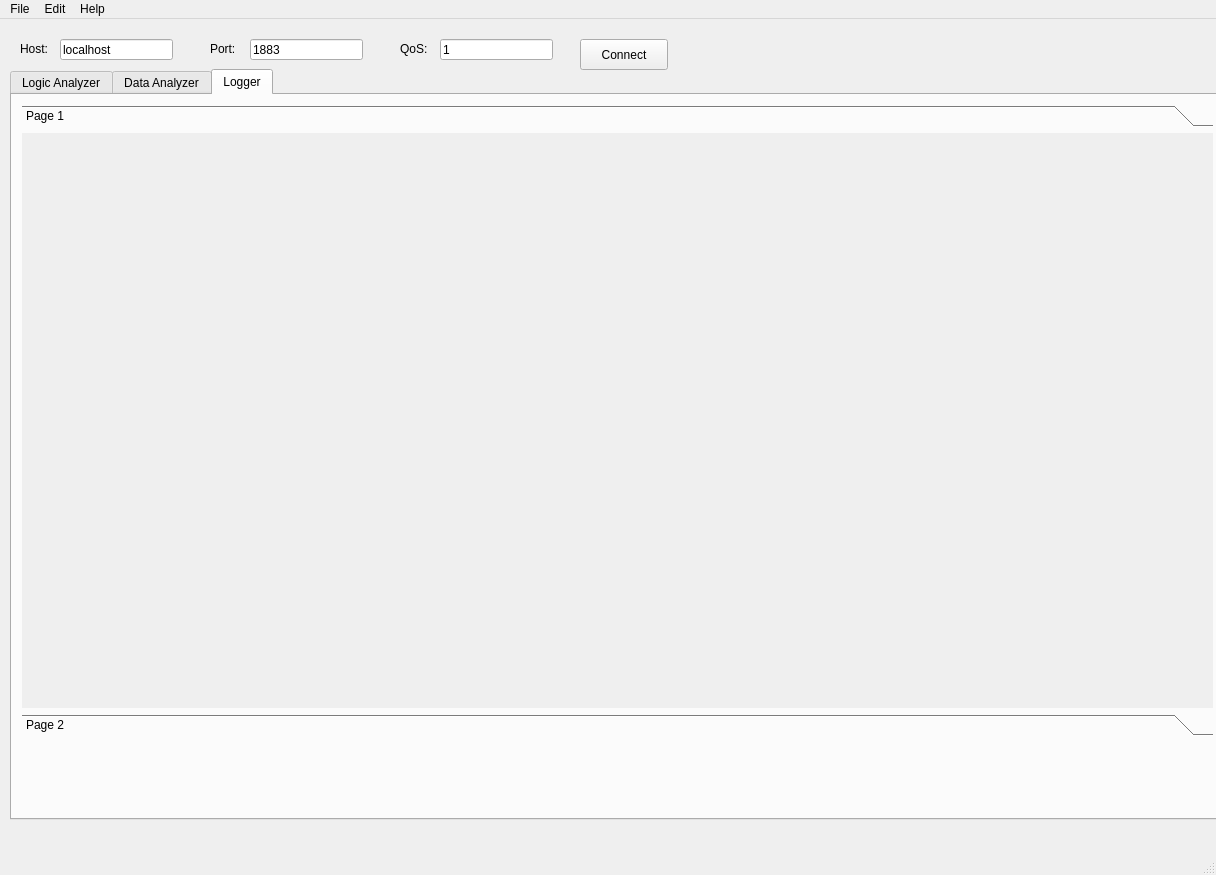
Old version of the form src/Interpreter/Visu/EmbSysVisu.ui in the repository asbr90/EmbSysTesting-Tool.
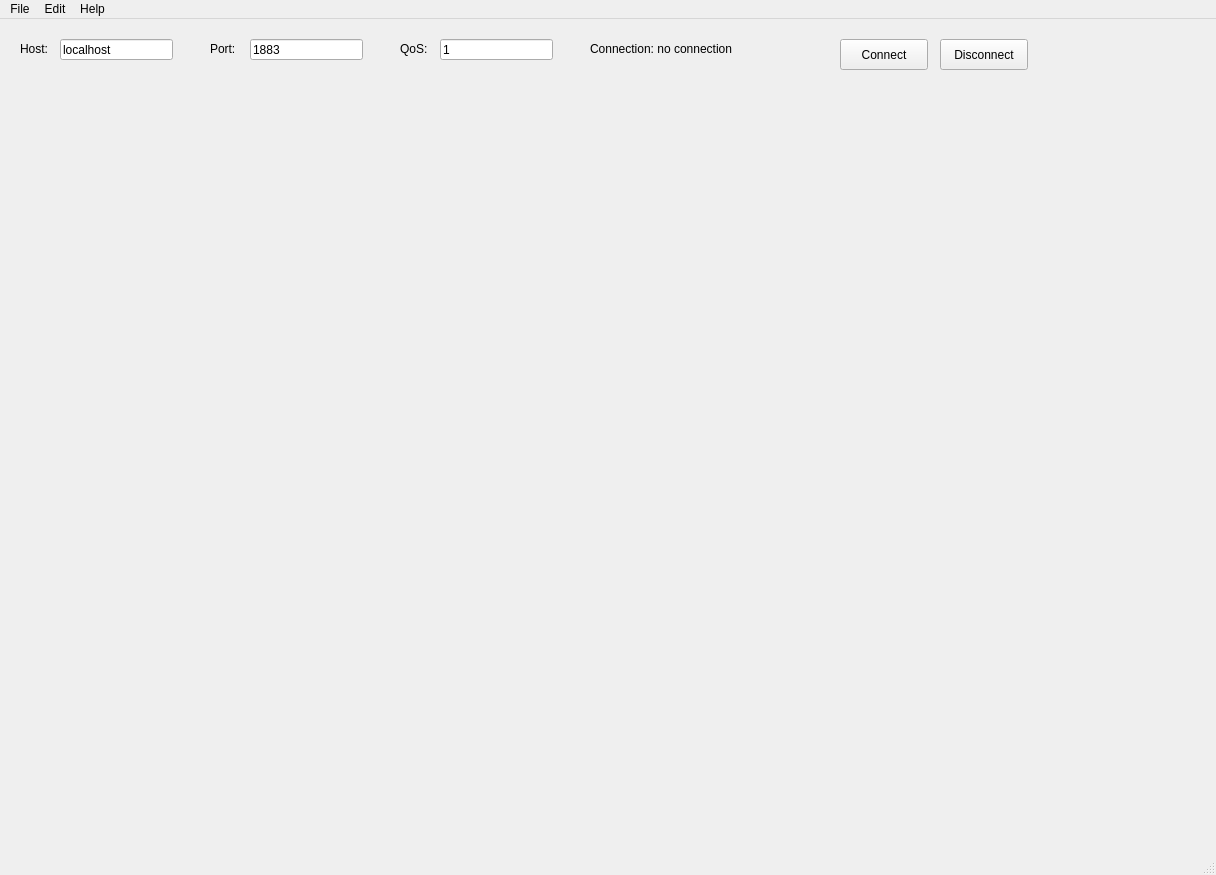
New version of the form. The open tabs and pages were chosen to show the change. Custom widgets are drawn as their Qt base class.

Diff of the .ui file:
```diff
--- a/src/Interpreter/Visu/EmbSysVisu.ui
+++ b/src/Interpreter/Visu/EmbSysVisu.ui
@@ -17,124 +17,6 @@
    <string>EmbSysVisu</string>
   </property>
   <widget class="QWidget" name="centralwidget">
-   <widget class="QTabWidget" name="tabWidget">
-    <property name="geometry">
-     <rect>
-      <x>10</x>
-      <y>50</y>
-      <width>1211</width>
-      <height>751</height>
-     </rect>
-    </property>
-    <property name="sizePolicy">
-     <sizepolicy hsizetype="Expanding" vsizetype="Ignored">
-      <horstretch>0</horstretch>
-      <verstretch>0</verstretch>
-     </sizepolicy>
-    </property>
-    <property name="currentIndex">
-     <number>0</number>
-    </property>
-    <widget class="QWidget" name="logicAnalyzer">
-     <attribute name="title">
-      <string>Logic Analyzer</string>
-     </attribute>
-     <widget class="QWidget" name="verticalLayoutWidget">
-      <property name="geometry">
-       <rect>
-        <x>9</x>
-        <y>9</y>
-        <width>1181</width>
-        <height>691</height>
-       </rect>
-      </property>
-      <layout class="QVBoxLayout" name="verticalLayout">
-       <item>
-        <layout class="QHBoxLayout" name="horizontalLayout">
-         <item>
-          <widget class="QwtPlot" name="qwtPlot">
-           <widget class="QLabel" name="label">
-            <property name="geometry">
-             <rect>
-              <x>0</x>
-              <y>0</y>
-              <width>586</width>
-              <height>687</height>
-             </rect>
-            </property>
-            <property name="text">
-             <string>Channel:</string>
-            </property>
-           </widget>
-          </widget>
-         </item>
-        </layout>
-       </item>
-      </layout>
-     </widget>
-    </widget>
-    <widget class="QWidget" name="dataAnalyzer">
-     <attribute name="title">
-      <string>Data Analyzer</string>
-     </attribute>
-    </widget>
-    <widget class="QWidget" name="datalogger">
-     <attribute name="title">
-      <string>Logger</string>
-     </attribute>
-     <widget class="QWidget" name="horizontalLayoutWidget">
-      <property name="geometry">
-       <rect>
-        <x>10</x>
-        <y>10</y>
-        <width>1191</width>
-        <height>631</height>
-       </rect>
-      </property>
-      <layout class="QHBoxLayout" name="horizontalLayout_2">
-       <item>
-        <widget class="QToolBox" name="toolBox">
-         <property name="enabled">
-          <bool>true</bool>
-         </property>
-         <property name="currentIndex">
-          <number>1</number>
-         </property>
-         <widget class="QWidget" name="page">
-          <property name="enabled">
-           <bool>false</bool>
-          </property>
-          <property name="geometry">
-           <rect>
-            <x>0</x>
-            <y>0</y>
-            <width>100</width>
-            <height>30</height>
-           </rect>
-          </property>
-          <attribute name="label">
-           <string>Page 1</string>
-          </attribute>
-         </widget>
-         <widget class="QWidget" name="page_2">
-          <property name="geometry">
-           <rect>
-            <x>0</x>
-            <y>0</y>
-            <width>1189</width>
-            <height>571</height>
-           </rect>
-          </property>
-          <attribute name="label">
-           <string>Page 2</string>
-          </attribute>
-         </widget>
-        </widget>
-       </item>
-      </layout>
-     </widget>
-    </widget>
-   </widget>
    <widget class="QLabel" name="label_2">
     <property name="geometry">
      <rect>
@@ -216,7 +98,7 @@
    <widget class="QPushButton" name="connectBtn">
     <property name="geometry">
      <rect>
-      <x>580</x>
+      <x>840</x>
       <y>20</y>
       <width>88</width>
       <height>31</height>
@@ -226,6 +108,32 @@
      <string>Connect</string>
     </property>
    </widget>
+   <widget class="QPushButton" name="disconnectBtn">
+    <property name="geometry">
+     <rect>
+      <x>940</x>
+      <y>20</y>
+      <width>88</width>
+      <height>31</height>
+     </rect>
+    </property>
+    <property name="text">
+     <string>Disconnect</string>
+    </property>
+   </widget>
+   <widget class="QLabel" name="ConnectionState">
+    <property name="geometry">
+     <rect>
+      <x>590</x>
+      <y>20</y>
+      <width>161</width>
+      <height>20</height>
+     </rect>
+    </property>
+    <property name="text">
+     <string>Connection: no connection</string>
+    </property>
+   </widget>
   </widget>
   <widget class="QMenuBar" name="menubar">
    <property name="geometry">
@@ -306,14 +214,6 @@
    </property>
   </action>
  </widget>
- <customwidgets>
-  <customwidget>
-   <class>QwtPlot</class>
-   <extends>QFrame</extends>
-   <header>qwt_plot.h</header>
-   <container>1</container>
-  </customwidget>
- </customwidgets>
  <resources/>
  <connections/>
 </ui>
```
Left out of the diff: 12 changed lines with no effect on the pictures.
